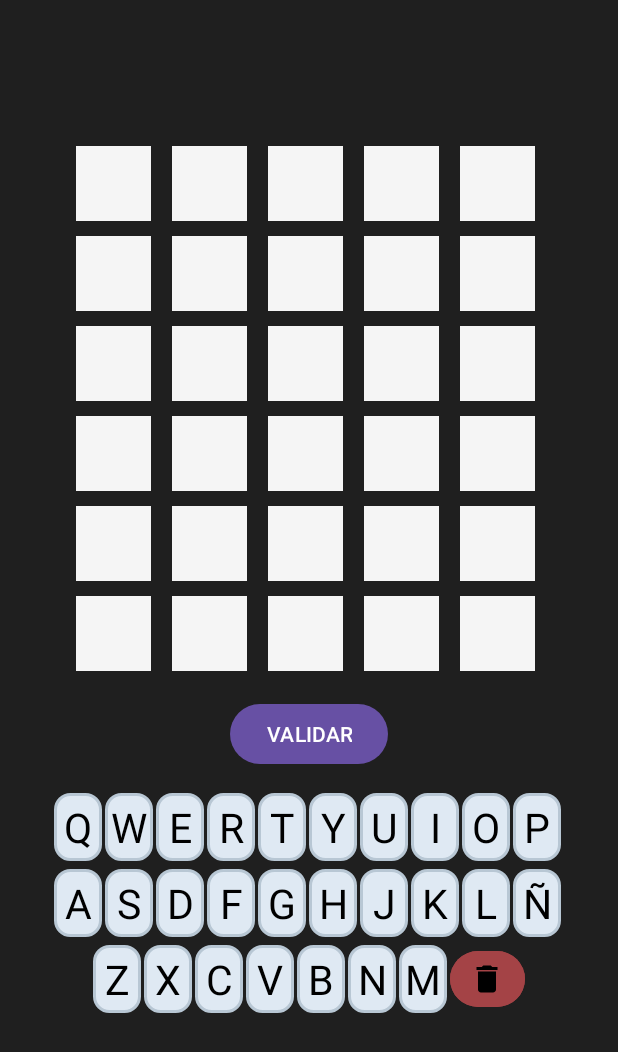
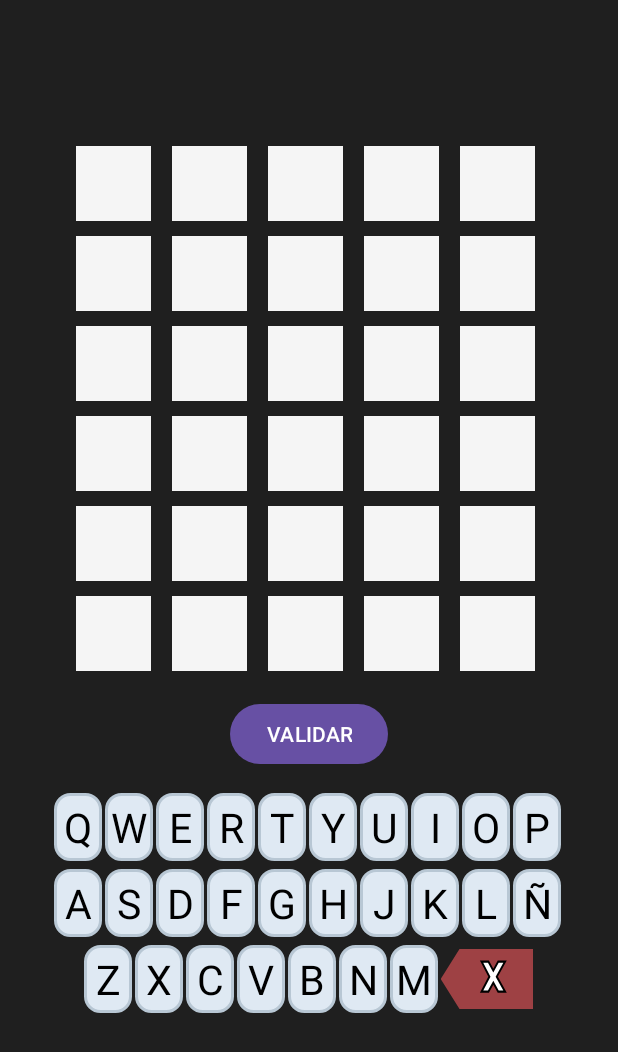
Before and after one commit to Sherpax/Wordle-Kotlin, an Android app: the layout activity_main.xml on its own in the app's theme, with its tools: preview values and no code run, on a phone screen of 412 x 824 dp. Shown: the top 1052 px of the screen. Run offline under Robolectric (Android 15) with nearby library versions, the phone set to English and light mode, and no system bars; network calls fail.

Commit message:
Add new erase button shape and animation

```diff
--- a/app/src/main/java/com/example/wordle/MainActivity.kt
+++ b/app/src/main/java/com/example/wordle/MainActivity.kt
@@ -145,6 +145,7 @@ class MainActivity : AppCompatActivity() {
                 setSelection(0)
             }
         }
+        binding.btnErase.startAnimation(rotateAnimation)
     }
 
     private fun wordIntroduced(ini: Int, end: Int): String {
--- /dev/null
+++ b/app/src/main/res/drawable/btn_del.xml
@@ -0,0 +1,16 @@
+<vector xmlns:android="http://schemas.android.com/apk/res/android"
+    android:width="51dp"
+    android:height="26dp"
+    android:viewportWidth="51"
+    android:viewportHeight="26">
+  <path
+      android:strokeWidth="1"
+      android:pathData="M50.5,25.5L10.5,25.5L10.5,25.5L0.5,13L10.5,0.5L10.5,0.5L50.5,0.5L50.5,13Z"
+      android:fillColor="#9e4144"
+      android:strokeColor="#9e4144"/>
+  <path
+      android:strokeWidth="1"
+      android:pathData="M22.5,5.5L26.29,5.5L29,9.35L31.71,5.5L35.5,5.5L30.9,12L35.5,18.5L31.71,18.5L29,14.65L26.29,18.5L22.5,18.5L26.83,12Z"
+      android:fillColor="#FFFFFF"
+      android:strokeColor="#000000"/>
+</vector>
--- a/app/src/main/res/layout/activity_main.xml
+++ b/app/src/main/res/layout/activity_main.xml
@@ -950,12 +950,11 @@
             app:layout_constraintStart_toStartOf="parent"
             tools:layout_conversion_absoluteWidth="60dp" />
 
-        <Button
+        <TextView
             android:id="@+id/btnErase"
-            android:layout_width="50dp"
-            android:layout_height="match_parent"
-            android:backgroundTint="#A44346"
-            android:drawableEnd="@drawable/baseline_delete_24"
+            android:layout_width="61dp"
+            android:layout_height="40dp"
+            android:background="@drawable/btn_del"
             android:gravity="center"
             android:padding="13dp" />
 
```
